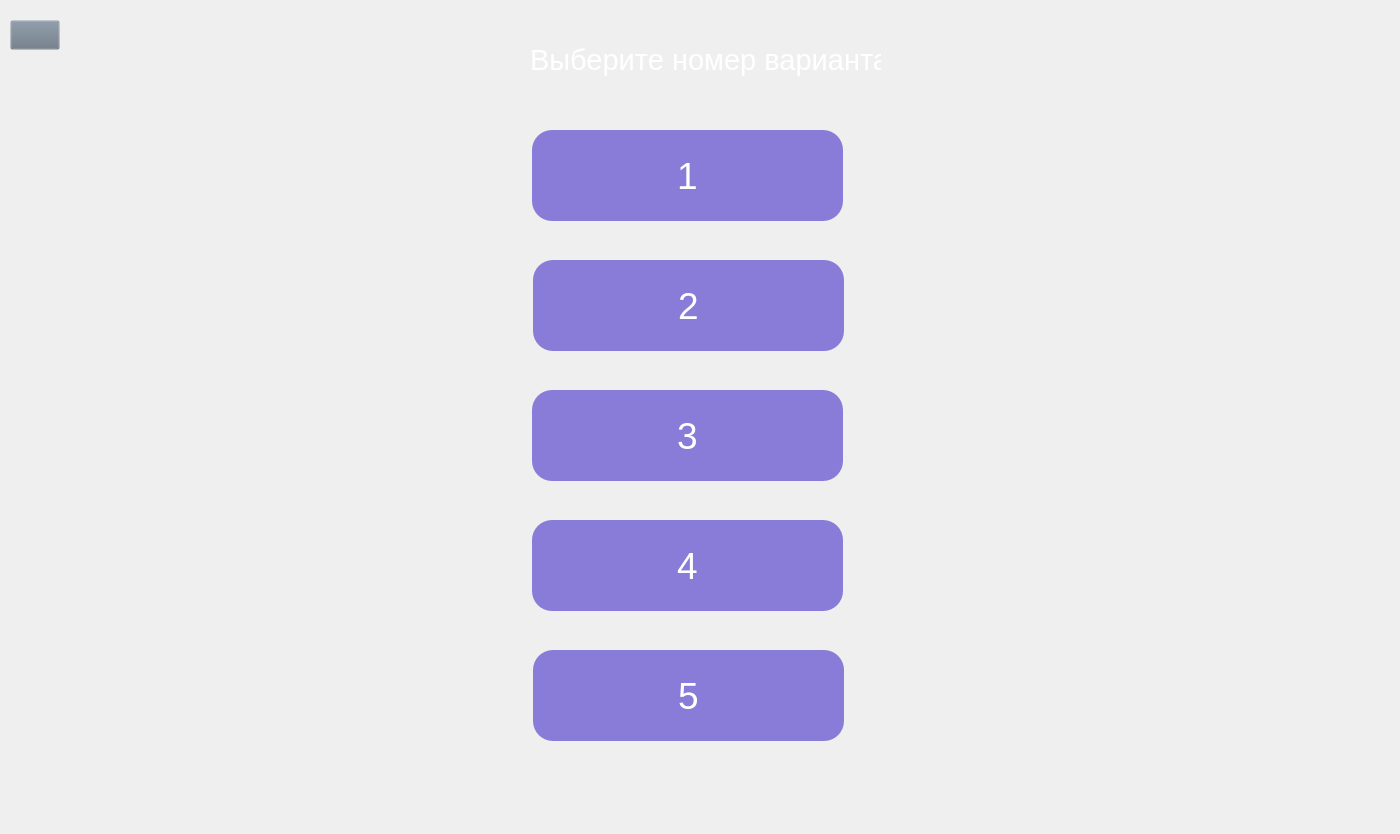
Before: the Qt Designer form Python_files/UI_files/Tren_Vars.ui in tixdim/QT_school, drawn with Qt 5.
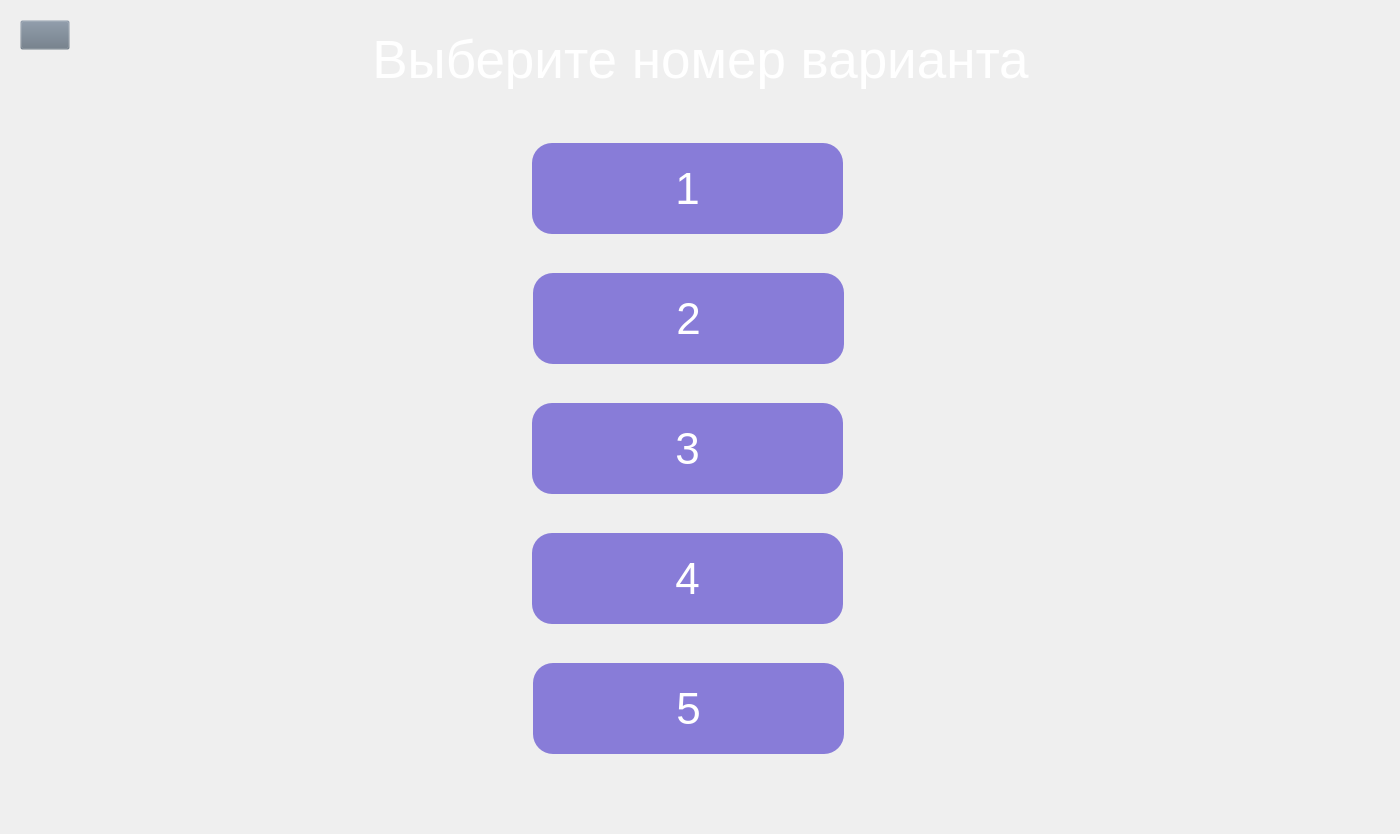
After: the same form once the commit is applied. Icons and pictures are not drawn.

```diff
--- a/Python_files/UI_files/Tren_Vars.ui
+++ b/Python_files/UI_files/Tren_Vars.ui
@@ -26,7 +26,7 @@
    <property name="geometry">
     <rect>
      <x>533</x>
-     <y>650</y>
+     <y>663</y>
      <width>311</width>
      <height>91</height>
     </rect>
@@ -34,7 +34,7 @@
    <property name="font">
     <font>
      <family>MS Shell Dlg 2</family>
-     <pointsize>28</pointsize>
+     <pointsize>33</pointsize>
     </font>
    </property>
    <property name="styleSheet">
@@ -48,7 +48,7 @@
    <property name="geometry">
     <rect>
      <x>533</x>
-     <y>260</y>
+     <y>273</y>
      <width>311</width>
      <height>91</height>
     </rect>
@@ -56,7 +56,7 @@
    <property name="font">
     <font>
      <family>MS Shell Dlg 2</family>
-     <pointsize>28</pointsize>
+     <pointsize>33</pointsize>
     </font>
    </property>
    <property name="styleSheet">
@@ -70,7 +70,7 @@
    <property name="geometry">
     <rect>
      <x>532</x>
-     <y>130</y>
+     <y>143</y>
      <width>311</width>
      <height>91</height>
     </rect>
@@ -78,7 +78,7 @@
    <property name="font">
     <font>
      <family>MS Shell Dlg 2</family>
-     <pointsize>28</pointsize>
+     <pointsize>33</pointsize>
     </font>
    </property>
    <property name="styleSheet">
@@ -92,7 +92,7 @@
    <property name="geometry">
     <rect>
      <x>532</x>
-     <y>520</y>
+     <y>533</y>
      <width>311</width>
      <height>91</height>
     </rect>
@@ -100,7 +100,7 @@
    <property name="font">
     <font>
      <family>MS Shell Dlg 2</family>
-     <pointsize>28</pointsize>
+     <pointsize>33</pointsize>
     </font>
    </property>
    <property name="styleSheet">
@@ -114,7 +114,7 @@
    <property name="geometry">
     <rect>
      <x>532</x>
-     <y>390</y>
+     <y>403</y>
      <width>311</width>
      <height>91</height>
     </rect>
@@ -122,7 +122,7 @@
    <property name="font">
     <font>
      <family>MS Shell Dlg 2</family>
-     <pointsize>28</pointsize>
+     <pointsize>33</pointsize>
     </font>
    </property>
    <property name="styleSheet">
@@ -135,7 +135,7 @@
   <widget class="QPushButton" name="back">
    <property name="geometry">
     <rect>
-     <x>10</x>
+     <x>20</x>
      <y>20</y>
      <width>50</width>
      <height>30</height>
@@ -158,21 +158,24 @@
   <widget class="QLabel" name="label">
    <property name="geometry">
     <rect>
-     <x>530</x>
+     <x>0</x>
      <y>20</y>
-     <width>351</width>
+     <width>1401</width>
      <height>81</height>
     </rect>
    </property>
    <property name="text">
-    <string>&lt;html&gt;&lt;head/&gt;&lt;body&gt;&lt;p&gt;&lt;span style=&quot; font-size:22pt; color:#ffffff;&quot;&gt;Выберите номер варианта&lt;/span&gt;&lt;/p&gt;&lt;/body&gt;&lt;/html&gt;</string>
+    <string>&lt;html&gt;&lt;head/&gt;&lt;body&gt;&lt;p&gt;&lt;span style=&quot; font-size:40pt; color:#ffffff;&quot;&gt;Выберите номер варианта&lt;/span&gt;&lt;/p&gt;&lt;/body&gt;&lt;/html&gt;</string>
+   </property>
+   <property name="alignment">
+    <set>Qt::AlignCenter</set>
    </property>
   </widget>
   <widget class="QLabel" name="ex_complited_1">
    <property name="geometry">
     <rect>
      <x>870</x>
-     <y>145</y>
+     <y>158</y>
      <width>60</width>
      <height>60</height>
     </rect>
@@ -188,7 +191,7 @@
    <property name="geometry">
     <rect>
      <x>870</x>
-     <y>277</y>
+     <y>290</y>
      <width>60</width>
      <height>60</height>
     </rect>
@@ -204,7 +207,7 @@
    <property name="geometry">
     <rect>
      <x>870</x>
-     <y>407</y>
+     <y>420</y>
      <width>60</width>
      <height>60</height>
     </rect>
@@ -220,7 +223,7 @@
    <property name="geometry">
     <rect>
      <x>870</x>
-     <y>537</y>
+     <y>550</y>
      <width>60</width>
      <height>60</height>
     </rect>
@@ -236,7 +239,7 @@
    <property name="geometry">
     <rect>
      <x>870</x>
-     <y>667</y>
+     <y>680</y>
      <width>60</width>
      <height>60</height>
     </rect>
```
Left out of the diff: 12 changed lines with no effect on the pictures.
